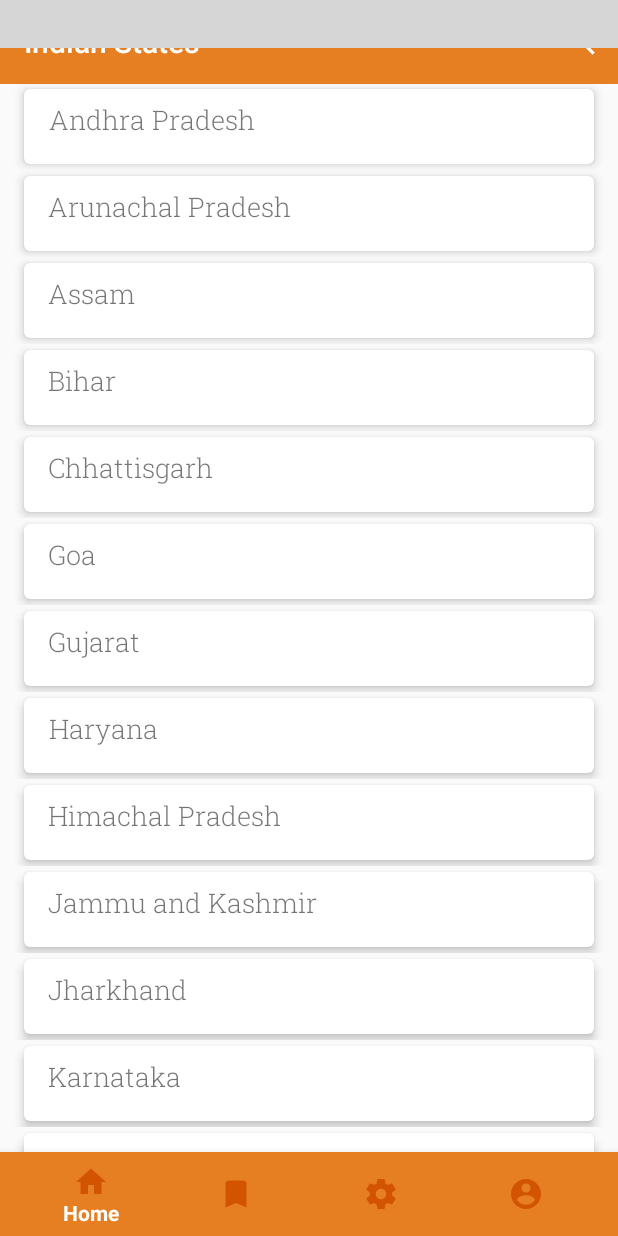
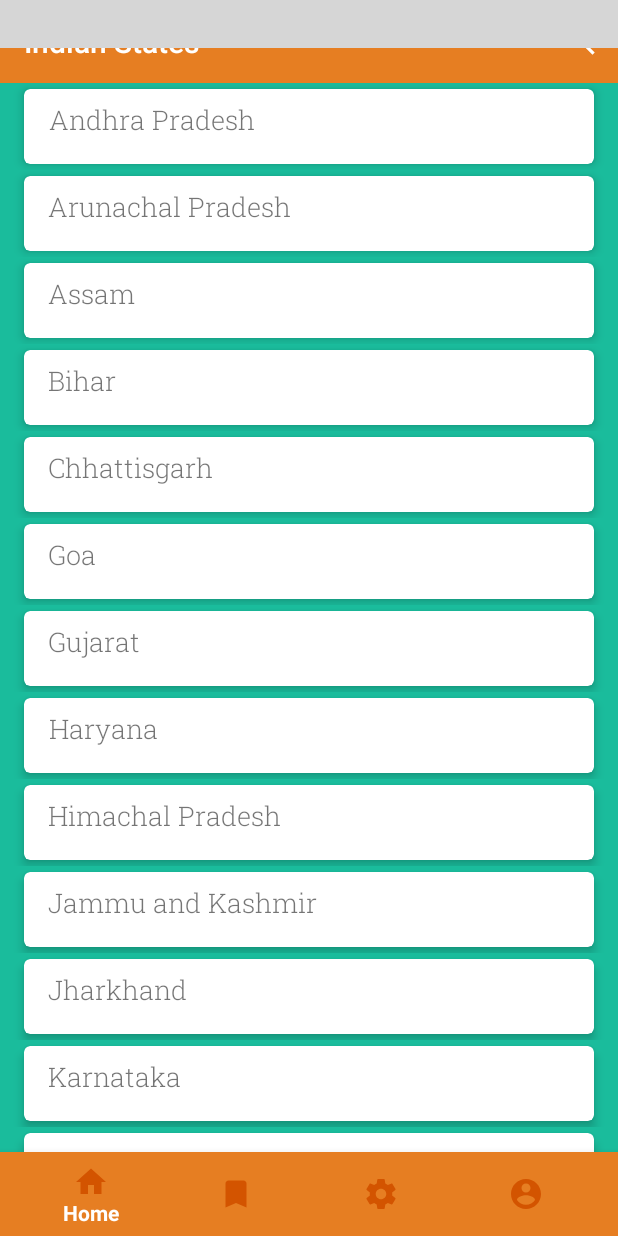
Before and after one commit to apkalisha/IndianStates, an Android app: the screen it shows after launch (MainActivity), on a phone screen of 412 x 824 dp. Run offline under Robolectric (Android 15) with nearby library versions, the phone set to English and light mode, and no system bars; libraries missing offline, so code that uses them is left out: com.miguelcatalan.materialsearchview; plain views replace MaterialSearchView; 4 statements that could not run were skipped; grey boxes are pictures that could not be loaded.

Commit message:
Updated backgraound color

```diff
--- a/app/src/main/res/layout/activity_main.xml
+++ b/app/src/main/res/layout/activity_main.xml
@@ -27,6 +27,7 @@
 
     <ScrollView
         android:id="@+id/scrollview_states"
+        android:background="#1abc9c"
         android:layout_marginBottom="55dp"
         android:layout_marginTop="55dp"
         android:layout_width="match_parent"
```
